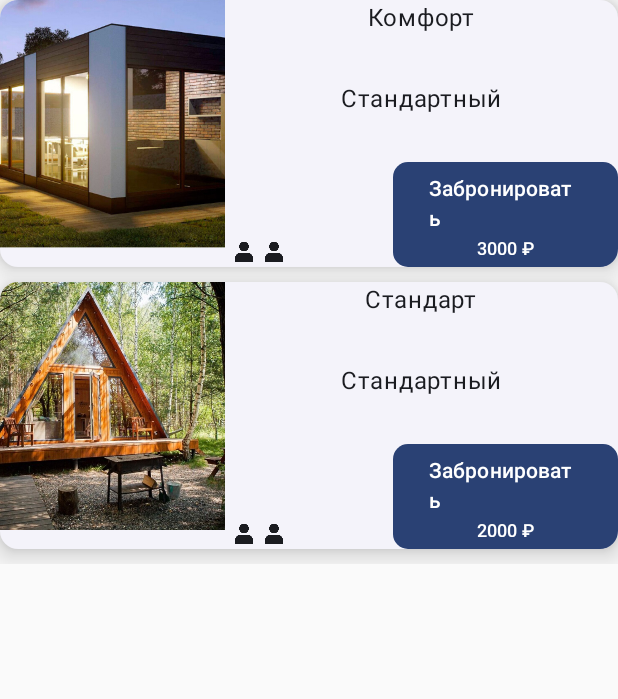
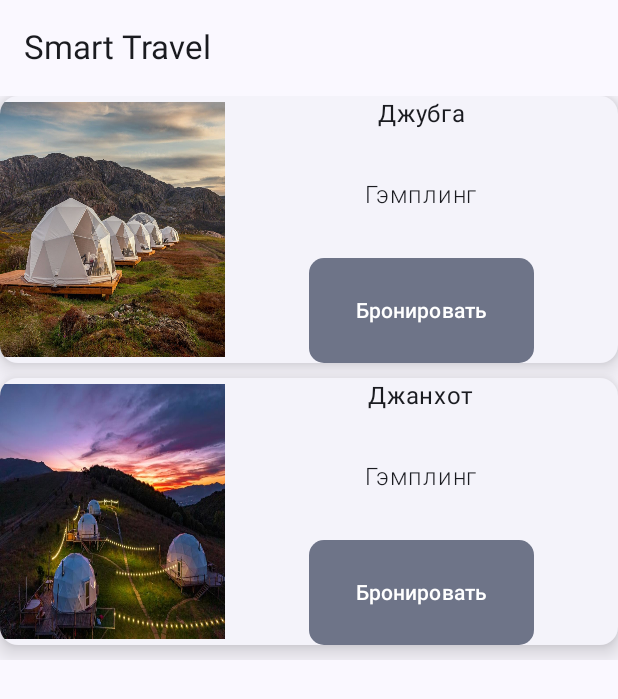
Before and after one commit to mk1MoreBugs/SmartTravel, an Android app built with Jetpack Compose: the screen it shows after launch (MainActivity), on a phone screen of 412 x 824 dp. Shown: the top 699 px of the screen. Run offline under Robolectric (Android 15) with nearby library versions, the phone set to English and light mode, and no system bars; libraries missing offline, so code that uses them is left out: com.yandex.mapkit.

Commit message:
change Home screen

```diff
--- a/android/app/build.gradle.kts
+++ b/android/app/build.gradle.kts
@@ -1,6 +1,3 @@
-import java.io.FileInputStream
-import java.util.Properties
-
 plugins {
     alias(libs.plugins.androidApplication)
     alias(libs.plugins.jetbrainsKotlinAndroid)
--- a/android/app/src/main/java/hackathon/smarttravel/ui/home/HomeScreen.kt
+++ b/android/app/src/main/java/hackathon/smarttravel/ui/home/HomeScreen.kt
@@ -1,7 +1,6 @@
 package hackathon.smarttravel.ui.home
 
 import androidx.compose.foundation.Image
-import androidx.compose.foundation.layout.Arrangement
 import androidx.compose.foundation.layout.Column
 import androidx.compose.foundation.layout.Row
 import androidx.compose.foundation.layout.Spacer
@@ -11,21 +10,22 @@ import androidx.compose.foundation.layout.size
 import androidx.compose.foundation.lazy.LazyColumn
 import androidx.compose.foundation.lazy.items
 import androidx.compose.foundation.shape.RoundedCornerShape
-import androidx.compose.material3.Button
 import androidx.compose.material3.CardDefaults
 import androidx.compose.material3.ElevatedCard
-import androidx.compose.material3.Icon
+import androidx.compose.material3.FilledTonalButton
+import androidx.compose.material3.Scaffold
 import androidx.compose.material3.Text
 import androidx.compose.runtime.Composable
 import androidx.compose.ui.Alignment
 import androidx.compose.ui.Modifier
 import androidx.compose.ui.layout.ContentScale
 import androidx.compose.ui.res.painterResource
+import androidx.compose.ui.text.font.FontWeight
 import androidx.compose.ui.tooling.preview.Preview
 import androidx.compose.ui.unit.dp
-import androidx.compose.ui.unit.sp
 import androidx.lifecycle.viewmodel.compose.viewModel
 import hackathon.smarttravel.R
+import hackathon.smarttravel.ui.util.TopBar
 
 
 @Composable
@@ -33,13 +33,19 @@ fun HomeScreen(
     viewModel: HomeViewModel = viewModel(),
     onNavigateToItem: () -> Unit,
 ) {
-    LazyColumn {
+    Scaffold(
+        topBar = { TopBar() },
+    ) { innerPadding ->
+        LazyColumn (
+            modifier = Modifier.padding(innerPadding)
+        ) {
             items(viewModel.uiState.value.items) { item ->
                 CardItem(
                     item = item,
                     onNavigateToItem = onNavigateToItem,
                 )
                 Spacer(modifier = Modifier.padding(bottom = 10.dp))
+            }
         }
     }
 }
@@ -57,10 +63,12 @@ fun CardItem(
     ) {
         Row {
             Image(
-                modifier = Modifier.size(150.dp, 165.dp),
+                modifier = Modifier
+                    .size(150.dp, 170.dp)
+                    .align(Alignment.CenterVertically),
                 painter = painterResource(item.photo),
                 contentDescription = "comfort",
-                contentScale = ContentScale.Crop,
+                contentScale = ContentScale.FillBounds,
             )
             Column(
                 modifier = Modifier.fillMaxWidth(),
@@ -68,51 +76,22 @@ fun CardItem(
             ) {
                 Text(
                     modifier = Modifier.padding(bottom = paddingBottom),
-                    text = item.name,
+                    text = item.city,
                 )
                 Text(
                     modifier = Modifier.padding(bottom = paddingBottom),
                     text = item.type,
+                    fontWeight = FontWeight.Light,
                 )
-                Row(
-                    modifier = Modifier.fillMaxWidth(),
-                    horizontalArrangement = Arrangement.SpaceBetween,
-                    verticalAlignment = Alignment.Bottom,
-                ) {
-                    Row(
-                        verticalAlignment = Alignment.Bottom,
-                    ) {
-                        for (i: Int in 0..<item.personCount) {
-                            Spacer(modifier = Modifier.padding())
-                            Icon(
-                                modifier = Modifier
-                                    .size(20.dp, 20.dp)
-                                    .padding(start = 5.dp)
-                                    .align(Alignment.Bottom),
-                                painter = painterResource(id = R.drawable.user),
-                                contentDescription = "person count",
-                            )
-                        }
-                    }
-                    Button(
+                FilledTonalButton(
                     modifier = Modifier
                         .size(width = 150.dp, height = 70.dp),
                     shape = RoundedCornerShape(10.dp),
                     onClick = onNavigateToItem,
                 ) {
-                        Column(
-                            horizontalAlignment = Alignment.CenterHorizontally
-                        ) {
                     Text(
-                                fontSize = 14.sp,
-                                text = "Забронировать",
+                        text = "Бронировать",
                     )
-                            Text(
-                                fontSize = 12.sp,
-                                text = "${item.price} ₽"
-                            )
-                        }
-                    }
                 }
             }
         }
@@ -130,9 +109,7 @@ private fun CardItemPreview() {
 }
 
 val previewItem = Item(
-    photo = R.drawable.comfort,
-    name = "Комфорт",
-    type = "Стандартный",
-    price = 3000,
-    personCount = 2,
+    photo = R.drawable.dzhubga,
+    city = "город",
+    type = "тип",
 )
--- a/android/app/src/main/java/hackathon/smarttravel/ui/home/HomeViewModel.kt
+++ b/android/app/src/main/java/hackathon/smarttravel/ui/home/HomeViewModel.kt
@@ -14,7 +14,6 @@ class HomeViewModel : ViewModel() {
     private val _uiState = MutableStateFlow(HomeUiState())
     val uiState: StateFlow<HomeUiState> = _uiState.asStateFlow()
     init {
-
         getData()
     }
 
@@ -30,18 +29,14 @@ class HomeViewModel : ViewModel() {
                 currentState.copy(
                     items = listOf(
                         Item(
-                            photo = R.drawable.comfort,
-                            name = "Комфорт",
-                            type = "Стандартный",
-                            price = 3000,
-                            personCount = 2,
+                            photo = R.drawable.dzhubga,
+                            city = "Джубга",
+                            type = "Гэмплинг",
                         ),
                         Item(
-                            photo = R.drawable.standart,
-                            name = "Стандарт",
-                            type = "Стандартный",
-                            price = 2000,
-                            personCount = 2,
+                            photo = R.drawable.dzhanhot,
+                            city = "Джанхот",
+                            type = "Гэмплинг",
                         )
                     ),
                     fetch = false,
@@ -62,8 +57,6 @@ data class HomeUiState(
 
 data class Item(
     val photo: Int,
-    val personCount: Int,
-    val price: Int,
-    val name: String,
+    val city: String,
     val type: String,
 )
```
Also changed, not shown: android/app/src/main/res/drawable/comfort.jpg (deleted), android/app/src/main/res/drawable/dzhanhot.jpeg (added), android/app/src/main/res/drawable/dzhubga.jpeg (added), android/app/src/main/res/drawable/standart.jpg (deleted), android/app/src/main/res/drawable/user.png (deleted). Lines whose indentation alone changed are shown as unchanged.
